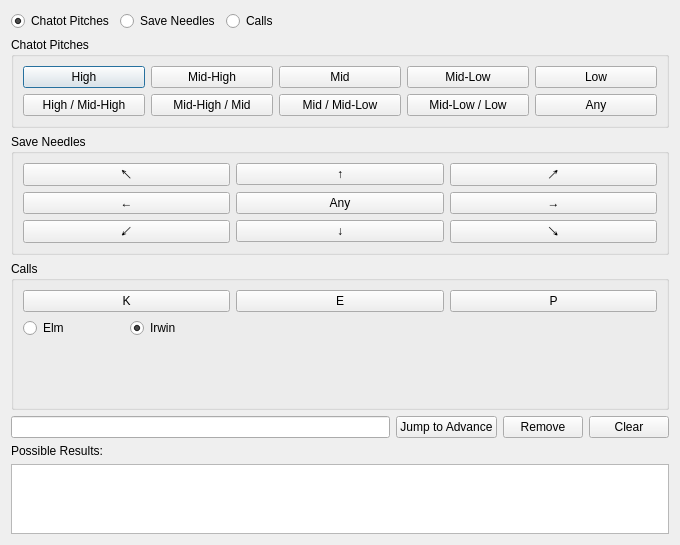
Old version of the form Form/Util/AdvanceFinder.ui in the repository Admiral-Fish/PokeFinder.
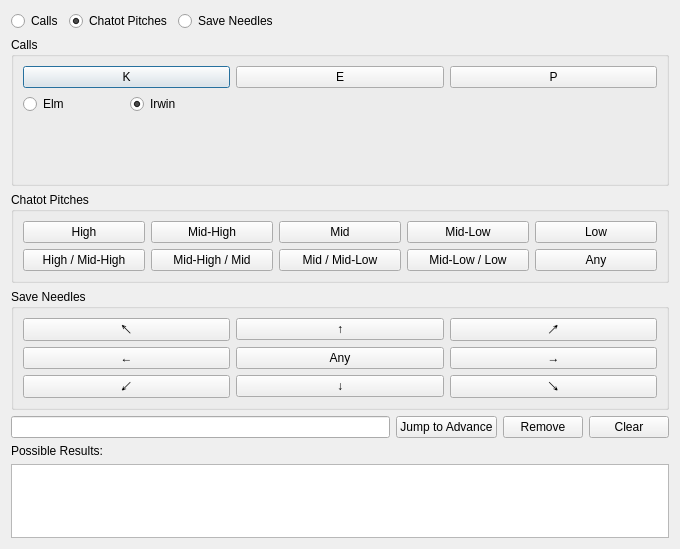
New version of the form. Custom widgets are drawn as their Qt base class.

```diff
--- a/Form/Util/AdvanceFinder.ui
+++ b/Form/Util/AdvanceFinder.ui
@@ -7,84 +7,134 @@
     <x>0</x>
     <y>0</y>
     <width>680</width>
-     <height>430</height>
+    <height>549</height>
    </rect>
   </property>
   <property name="windowTitle">
    <string>Advance Finder</string>
   </property>
-  <layout class="QVBoxLayout" name="verticalLayout">
-   <item>
-    <widget class="QWidget" name="widgetMode" native="true">
-     <property name="sizePolicy">
-      <sizepolicy hsizetype="Preferred" vsizetype="Fixed">
-       <horstretch>0</horstretch>
-       <verstretch>0</verstretch>
-      </sizepolicy>
+  <layout class="QGridLayout" name="gridLayout">
+   <item row="0" column="0">
+    <widget class="QRadioButton" name="radioButtonCalls">
+     <property name="text">
+      <string>Calls</string>
      </property>
-     <layout class="QHBoxLayout" name="horizontalLayoutMode">
-      <property name="leftMargin">
-       <number>0</number>
-      </property>
-      <property name="topMargin">
-       <number>0</number>
-      </property>
-      <property name="rightMargin">
-       <number>0</number>
-      </property>
-      <property name="bottomMargin">
-       <number>0</number>
-      </property>
-      <item>
-       <widget class="QRadioButton" name="radioButtonChatot">
+     <attribute name="buttonGroup">
+      <string notr="true">buttonGroupType</string>
+     </attribute>
+    </widget>
+   </item>
+   <item row="0" column="1">
+    <widget class="QRadioButton" name="radioButtonChatot">
+     <property name="text">
+      <string>Chatot Pitches</string>
+     </property>
+     <property name="checked">
+      <bool>true</bool>
+     </property>
+     <attribute name="buttonGroup">
+      <string notr="true">buttonGroupType</string>
+     </attribute>
+    </widget>
+   </item>
+   <item row="0" column="2">
+    <widget class="QRadioButton" name="radioButtonNeedle">
+     <property name="text">
+      <string>Save Needles</string>
+     </property>
+     <attribute name="buttonGroup">
+      <string notr="true">buttonGroupType</string>
+     </attribute>
+    </widget>
+   </item>
+   <item row="0" column="3">
+    <spacer name="horizontalSpacerMode">
+     <property name="orientation">
+      <enum>Qt::Orientation::Horizontal</enum>
+     </property>
+     <property name="sizeHint" stdset="0">
+      <size>
+       <width>401</width>
+       <height>20</height>
+      </size>
+     </property>
+    </spacer>
+   </item>
+   <item row="1" column="0" colspan="4">
+    <widget class="QGroupBox" name="groupBoxCalls">
+     <property name="title">
+      <string>Calls</string>
+     </property>
+     <layout class="QGridLayout" name="gridLayoutCall">
+      <item row="0" column="0" colspan="2">
+       <widget class="QPushButton" name="pushButtonCallK">
         <property name="text">
-         <string>Chatot Pitches</string>
+         <string notr="true">K</string>
+        </property>
+       </widget>
+      </item>
+      <item row="0" column="2" colspan="2">
+       <widget class="QPushButton" name="pushButtonCallE">
+        <property name="text">
+         <string notr="true">E</string>
+        </property>
+       </widget>
+      </item>
+      <item row="0" column="4" colspan="2">
+       <widget class="QPushButton" name="pushButtonCallP">
+        <property name="text">
+         <string notr="true">P</string>
+        </property>
+       </widget>
+      </item>
+      <item row="1" column="0">
+       <widget class="QRadioButton" name="radioButtonElm">
+        <property name="text">
+         <string>Elm</string>
+        </property>
+        <attribute name="buttonGroup">
+         <string notr="true">buttonGroupCallType</string>
+        </attribute>
+       </widget>
+      </item>
+      <item row="1" column="1">
+       <widget class="QRadioButton" name="radioButtonIrwin">
+        <property name="text">
+         <string>Irwin</string>
         </property>
         <property name="checked">
          <bool>true</bool>
         </property>
         <attribute name="buttonGroup">
-         <string notr="true">buttonGroupType</string>
+         <string notr="true">buttonGroupCallType</string>
         </attribute>
        </widget>
       </item>
-      <item>
-       <widget class="QRadioButton" name="radioButtonNeedle">
-        <property name="text">
-         <string>Save Needles</string>
+      <item row="2" column="0" colspan="6">
+       <widget class="QLabel" name="labelKResponse">
+        <property name="wordWrap">
+         <bool>true</bool>
         </property>
-        <attribute name="buttonGroup">
-         <string notr="true">buttonGroupType</string>
-        </attribute>
        </widget>
       </item>
-      <item>
-       <widget class="QRadioButton" name="radioButtonCalls">
-        <property name="text">
-         <string>Calls</string>
+      <item row="3" column="0" colspan="6">
+       <widget class="QLabel" name="labelEResponse">
+        <property name="wordWrap">
+         <bool>true</bool>
         </property>
-        <attribute name="buttonGroup">
-         <string notr="true">buttonGroupType</string>
-        </attribute>
        </widget>
       </item>
-      <item>
-       <spacer name="horizontalSpacerMode">
-        <property name="orientation">
-         <enum>Qt::Horizontal</enum>
+      <item row="4" column="0" colspan="6">
+       <widget class="QLabel" name="labelPResponse">
+        <property name="wordWrap">
+         <bool>true</bool>
         </property>
-        <property name="sizeHint" stdset="0">
-         <size>
-          <width>40</width>
-          <height>20</height>
-         </size>
-        </property>
-       </spacer>
+       </widget>
       </item>
      </layout>
     </widget>
    </item>
-   <item>
+   <item row="2" column="0" colspan="4">
     <widget class="QGroupBox" name="groupBoxChatot">
      <property name="title">
       <string>Chatot Pitches</string>
@@ -163,7 +213,7 @@
      </layout>
     </widget>
    </item>
-   <item>
+   <item row="3" column="0" colspan="4">
     <widget class="QGroupBox" name="groupBoxNeedle">
      <property name="title">
       <string>Save Needles</string>
@@ -172,28 +222,28 @@
       <item row="0" column="0">
        <widget class="QPushButton" name="pushButtonNeedle7">
         <property name="text">
-         <string>&#x2196;</string>
+         <string>↖</string>
         </property>
        </widget>
       </item>
       <item row="0" column="1">
        <widget class="QPushButton" name="pushButtonNeedle0">
         <property name="text">
-         <string>&#x2191;</string>
+         <string>↑</string>
         </property>
        </widget>
       </item>
       <item row="0" column="2">
        <widget class="QPushButton" name="pushButtonNeedle1">
         <property name="text">
-         <string>&#x2197;</string>
+         <string>↗</string>
         </property>
        </widget>
       </item>
       <item row="1" column="0">
        <widget class="QPushButton" name="pushButtonNeedle6">
         <property name="text">
-         <string>&#x2190;</string>
+         <string>←</string>
         </property>
        </widget>
       </item>
@@ -207,109 +257,35 @@
       <item row="1" column="2">
        <widget class="QPushButton" name="pushButtonNeedle2">
         <property name="text">
-         <string>&#x2192;</string>
+         <string>→</string>
         </property>
        </widget>
       </item>
       <item row="2" column="0">
        <widget class="QPushButton" name="pushButtonNeedle5">
         <property name="text">
-         <string>&#x2199;</string>
+         <string>↙</string>
         </property>
        </widget>
       </item>
       <item row="2" column="1">
        <widget class="QPushButton" name="pushButtonNeedle4">
         <property name="text">
-         <string>&#x2193;</string>
+         <string>↓</string>
         </property>
        </widget>
       </item>
       <item row="2" column="2">
        <widget class="QPushButton" name="pushButtonNeedle3">
         <property name="text">
-         <string>&#x2198;</string>
+         <string>↘</string>
         </property>
        </widget>
       </item>
      </layout>
     </widget>
    </item>
-   <item>
-    <widget class="QGroupBox" name="groupBoxCalls">
-     <property name="title">
-      <string>Calls</string>
-     </property>
-     <layout class="QGridLayout" name="gridLayoutCall">
-      <item row="0" column="0" colspan="2">
-       <widget class="QPushButton" name="pushButtonCallK">
-        <property name="text">
-         <string notr="true">K</string>
-        </property>
-       </widget>
-      </item>
-      <item row="0" column="2" colspan="2">
-       <widget class="QPushButton" name="pushButtonCallE">
-        <property name="text">
-         <string notr="true">E</string>
-        </property>
-       </widget>
-      </item>
-      <item row="0" column="4" colspan="2">
-       <widget class="QPushButton" name="pushButtonCallP">
-        <property name="text">
-         <string notr="true">P</string>
-        </property>
-       </widget>
-      </item>
-      <item row="1" column="0">
-       <widget class="QRadioButton" name="radioButtonElm">
-        <property name="text">
-         <string>Elm</string>
-        </property>
-        <attribute name="buttonGroup">
-         <string notr="true">buttonGroupCallType</string>
-        </attribute>
-       </widget>
-      </item>
-      <item row="1" column="1">
-       <widget class="QRadioButton" name="radioButtonIrwin">
-        <property name="text">
-         <string>Irwin</string>
-        </property>
-        <property name="checked">
-         <bool>true</bool>
-        </property>
-        <attribute name="buttonGroup">
-         <string notr="true">buttonGroupCallType</string>
-        </attribute>
-       </widget>
-      </item>
-      <item row="2" column="0" colspan="6">
-       <widget class="QLabel" name="labelKResponse">
-        <property name="wordWrap">
-         <bool>true</bool>
-        </property>
-       </widget>
-      </item>
-      <item row="3" column="0" colspan="6">
-       <widget class="QLabel" name="labelEResponse">
-        <property name="wordWrap">
-         <bool>true</bool>
-        </property>
-       </widget>
-      </item>
-      <item row="4" column="0" colspan="6">
-       <widget class="QLabel" name="labelPResponse">
-        <property name="wordWrap">
-         <bool>true</bool>
-        </property>
-       </widget>
-      </item>
-     </layout>
-    </widget>
-   </item>
-   <item>
+   <item row="4" column="0" colspan="4">
     <layout class="QHBoxLayout" name="horizontalLayoutInput">
      <item>
       <widget class="QLineEdit" name="lineEditSequence">
@@ -341,7 +317,7 @@
      </item>
     </layout>
    </item>
-   <item>
+   <item row="5" column="0" colspan="2">
     <widget class="QLabel" name="labelPossibleResults">
      <property name="sizePolicy">
       <sizepolicy hsizetype="Preferred" vsizetype="Fixed">
@@ -354,7 +330,7 @@
      </property>
     </widget>
    </item>
-   <item>
+   <item row="6" column="0" colspan="4">
     <widget class="TableView" name="tableView"/>
    </item>
   </layout>
```
Left out of the diff: 3 changed lines with no effect on the pictures.
